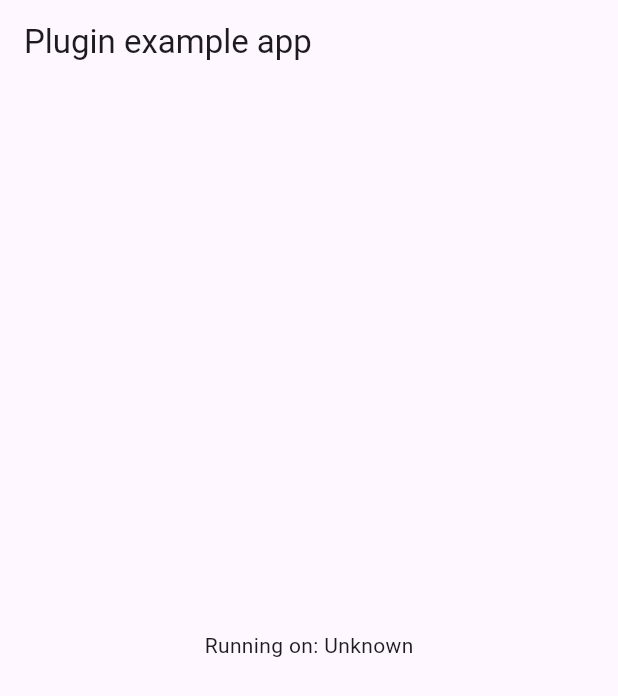
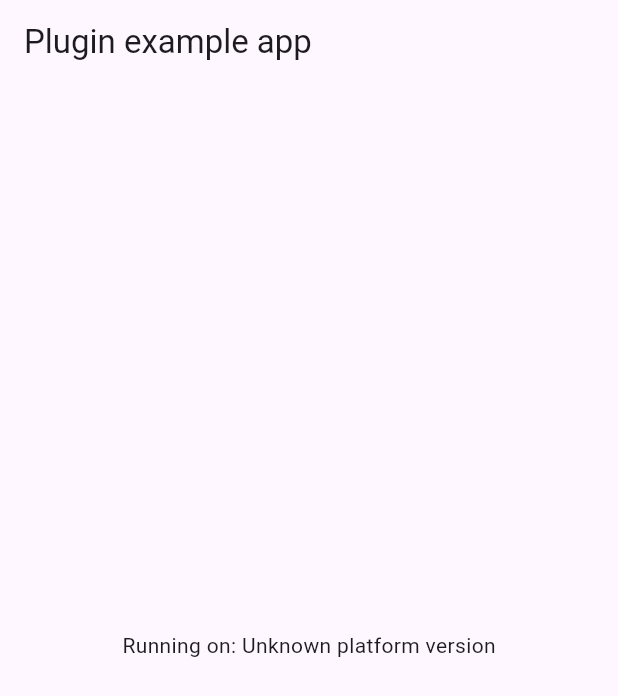
Before and after one commit to salamay/google_chromecast_audio, a Flutter app: the screen it shows after launch, on a phone screen of 412 x 824 dp. Shown: the top 696 px of the screen. Run offline on Flutter 3.47's test engine with Material 3 defaults, Android fonts, the phone set to English and light mode, and no system bars; missing offline and left inert: dart:html.

Commit message:
Changed to ew flutter version

```diff
--- a/example/lib/main.dart
+++ b/example/lib/main.dart
@@ -31,7 +31,7 @@ class _MyAppState extends State<MyApp> {
     // We also handle the message potentially returning null.
     try {
       platformVersion =
-          await Googlecast.platformVersion ?? 'Unknown platform version';
+           'Unknown platform version';
     } on PlatformException {
       platformVersion = 'Failed to get platform version.';
     }
```
Also changed, not shown: pubspec.yaml (+5 -5 lines), example/pubspec.lock, 3 other files.
